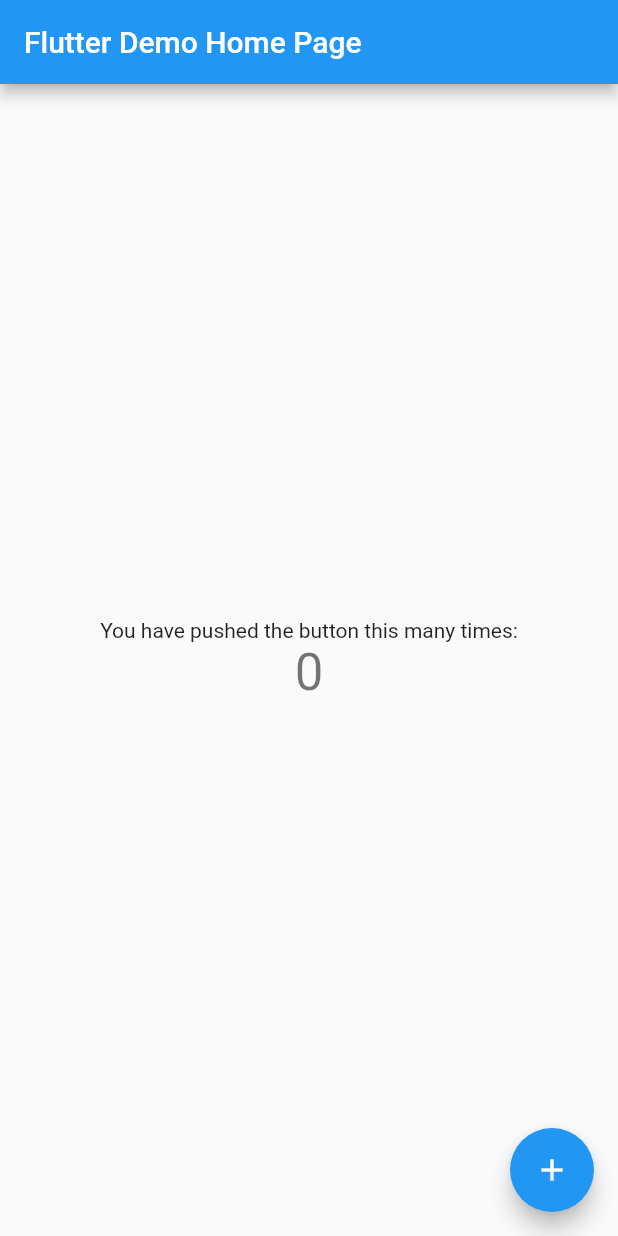
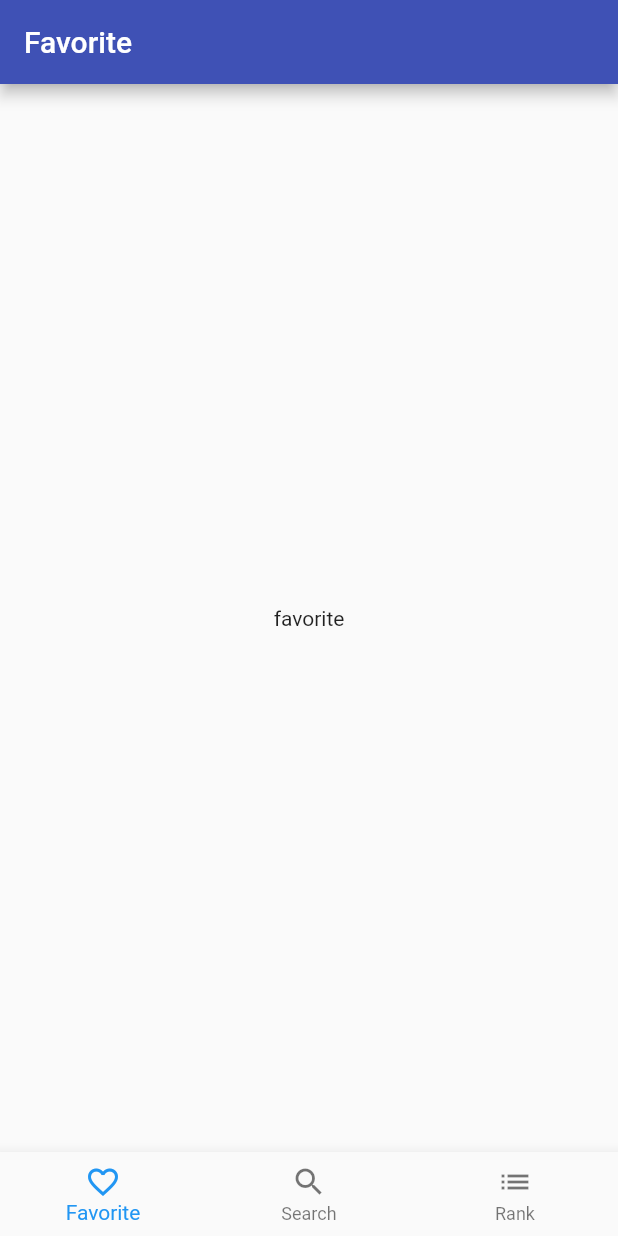
Before and after one commit to loivis/flutter-convolvulus, a Flutter app: the screen it shows after launch, on a phone screen of 412 x 824 dp. Run offline on Flutter 3.47's test engine with Material 2 defaults, Android fonts, the phone set to English and light mode, and no system bars.

Commit message:
build home

```diff
--- a/lib/main.dart
+++ b/lib/main.dart
@@ -1,109 +1,34 @@
 import 'package:flutter/material.dart';
+import 'package:scoped_model/scoped_model.dart';
+import 'package:convvls/model/main.dart';
+import 'package:convvls/screen/home.dart';
 
-void main() => runApp(MyApp());
+void main() => runApp(Convvls());
 
-class MyApp extends StatelessWidget {
-  // This widget is the root of your application.
+class Convvls extends StatelessWidget {
+  final _routes = <String, WidgetBuilder>{};
+
   @override
   Widget build(BuildContext context) {
-    return MaterialApp(
-      title: 'Flutter Demo',
-      theme: ThemeData(
-        // This is the theme of your application.
-        //
-        // Try running your application with "flutter run". You'll see the
-        // application has a blue toolbar. Then, without quitting the app, try
-        // changing the primarySwatch below to Colors.green and then invoke
-        // "hot reload" (press "r" in the console where you ran "flutter run",
-        // or press Run > Flutter Hot Reload in IntelliJ). Notice that the
-        // counter didn't reset back to zero; the application is not restarted.
-        primarySwatch: Colors.blue,
+    return ScopedModel<MainModel>(
+      model: MainModel(),
+      child: MaterialApp(
+        title: "Convvls",
+        home: Home(),
+        theme: _themeData(),
+        routes: _routes,
       ),
-      home: MyHomePage(title: 'Flutter Demo Home Page'),
+    );
+  }
+
+  ThemeData _themeData() {
+    // https://docs.flutter.io/flutter/material/ThemeData-class.html
+    return ThemeData(
+      primaryColor: Colors.indigo,
+      accentColor: Colors.amber[800],
+      backgroundColor: Colors.indigo[200],
+      buttonColor: Colors.indigo[300],
+      // primaryTextTheme: TextTheme(title: TextStyle(color: Colors.black)),
     );
   }
 }
-
-class MyHomePage extends StatefulWidget {
-  MyHomePage({Key key, this.title}) : super(key: key);
-
-  // This widget is the home page of your application. It is stateful, meaning
-  // that it has a State object (defined below) that contains fields that affect
-  // how it looks.
-
-  // This class is the configuration for the state. It holds the values (in this
-  // case the title) provided by the parent (in this case the App widget) and
-  // used by the build method of the State. Fields in a Widget subclass are
-  // always marked "final".
-
-  final String title;
-
-  @override
-  _MyHomePageState createState() => _MyHomePageState();
-}
-
-class _MyHomePageState extends State<MyHomePage> {
-  int _counter = 0;
-
-  void _incrementCounter() {
-    setState(() {
-      // This call to setState tells the Flutter framework that something has
-      // changed in this State, which causes it to rerun the build method below
-      // so that the display can reflect the updated values. If we changed
-      // _counter without calling setState(), then the build method would not be
-      // called again, and so nothing would appear to happen.
-      _counter++;
-    });
-  }
-
-  @override
-  Widget build(BuildContext context) {
-    // This method is rerun every time setState is called, for instance as done
-    // by the _incrementCounter method above.
-    //
-    // The Flutter framework has been optimized to make rerunning build methods
-    // fast, so that you can just rebuild anything that needs updating rather
-    // than having to individually change instances of widgets.
-    return Scaffold(
-      appBar: AppBar(
-        // Here we take the value from the MyHomePage object that was created by
-        // the App.build method, and use it to set our appbar title.
-        title: Text(widget.title),
-      ),
-      body: Center(
-        // Center is a layout widget. It takes a single child and positions it
-        // in the middle of the parent.
-        child: Column(
-          // Column is also layout widget. It takes a list of children and
-          // arranges them vertically. By default, it sizes itself to fit its
-          // children horizontally, and tries to be as tall as its parent.
-          //
-          // Invoke "debug paint" (press "p" in the console where you ran
-          // "flutter run", or select "Toggle Debug Paint" from the Flutter tool
-          // window in IntelliJ) to see the wireframe for each widget.
-          //
-          // Column has various properties to control how it sizes itself and
-          // how it positions its children. Here we use mainAxisAlignment to
-          // center the children vertically; the main axis here is the vertical
-          // axis because Columns are vertical (the cross axis would be
-          // horizontal).
-          mainAxisAlignment: MainAxisAlignment.center,
-          children: <Widget>[
-            Text(
-              'You have pushed the button this many times:',
-            ),
-            Text(
-              '$_counter',
-              style: Theme.of(context).textTheme.display1,
-            ),
-          ],
-        ),
-      ),
-      floatingActionButton: FloatingActionButton(
-        onPressed: _incrementCounter,
-        tooltip: 'Increment',
-        child: Icon(Icons.add),
-      ), // This trailing comma makes auto-formatting nicer for build methods.
-    );
-  }
-}
--- /dev/null
+++ b/lib/model/main.dart
@@ -0,0 +1,3 @@
+import 'package:scoped_model/scoped_model.dart';
+
+class MainModel extends Model {}
--- /dev/null
+++ b/lib/screen/favorite.dart
@@ -0,0 +1,15 @@
+import 'package:flutter/material.dart';
+
+class Favorite extends StatefulWidget {
+  @override
+  _FavoriteState createState() => _FavoriteState();
+}
+
+class _FavoriteState extends State<Favorite> {
+  @override
+  Widget build(BuildContext context) {
+    return Center(
+      child: Text("favorite"),
+    );
+  }
+}
--- /dev/null
+++ b/lib/screen/home.dart
@@ -0,0 +1,100 @@
+import 'package:convvls/screen/favorite.dart';
+import 'package:convvls/screen/rank.dart';
+import 'package:convvls/screen/search.dart';
+import 'package:flutter/cupertino.dart';
+import 'package:flutter/material.dart';
+
+// https://github.com/felipecarvalho/flutterstarter/blob/master/lib/main.dart
+
+class Home extends StatefulWidget {
+  @override
+  _HomeState createState() => _HomeState();
+}
+
+class _HomeState extends State<Home> {
+  PageController _pageController;
+  int _activePage = 0;
+
+  @override
+  void initState() {
+    super.initState();
+    _pageController = PageController();
+  }
+
+  @override
+  void dispose() {
+    super.dispose();
+    _pageController.dispose();
+  }
+
+  @override
+  Widget build(BuildContext context) {
+    return Scaffold(
+      appBar: AppBar(
+        title: Text(_pages[_activePage].title),
+      ),
+      body: _buildBody(),
+      bottomNavigationBar: _buildBNB(),
+    );
+  }
+
+  PageView _buildBody() {
+    return PageView(
+      controller: _pageController,
+      onPageChanged: _onPageChanged,
+      children: <Widget>[
+        Favorite(),
+        Search(),
+        Rank(),
+      ],
+    );
+  }
+
+  Widget _buildBNB() {
+    if (Theme.of(context).platform == TargetPlatform.iOS) {
+      return CupertinoTabBar(
+        activeColor: Theme.of(context).primaryColor,
+        currentIndex: _activePage,
+        onTap: _onTap,
+        items: _pages.map((page) {
+          return BottomNavigationBarItem(
+            title: Text(page.title),
+            icon: Icon(page.icon),
+          );
+        }).toList(),
+      );
+    }
+    return BottomNavigationBar(
+      currentIndex: _activePage,
+      onTap: _onTap,
+      items: _pages.map((page) {
+        return BottomNavigationBarItem(
+          title: Text(page.title),
+          icon: Icon(page.icon),
+        );
+      }).toList(),
+    );
+  }
+
+  void _onPageChanged(int page) {
+    setState(() {
+      this._activePage = page;
+    });
+  }
+
+  void _onTap(int page) {
+    _pageController.jumpToPage(page);
+  }
+}
+
+class _Page {
+  const _Page({this.title, this.icon});
+  final String title;
+  final IconData icon;
+}
+
+const List<_Page> _pages = const <_Page>[
+  _Page(title: 'Favorite', icon: Icons.favorite_border),
+  _Page(title: 'Search', icon: Icons.search),
+  _Page(title: 'Rank', icon: Icons.list),
+];
--- /dev/null
+++ b/lib/screen/rank.dart
@@ -0,0 +1,15 @@
+import 'package:flutter/material.dart';
+
+class Rank extends StatefulWidget {
+  @override
+  _RankState createState() => _RankState();
+}
+
+class _RankState extends State<Rank> {
+  @override
+  Widget build(BuildContext context) {
+    return Center(
+      child: Text("Rank"),
+    );
+  }
+}
--- /dev/null
+++ b/lib/screen/search.dart
@@ -0,0 +1,15 @@
+import 'package:flutter/material.dart';
+
+class Search extends StatefulWidget {
+  @override
+  _SearchState createState() => _SearchState();
+}
+
+class _SearchState extends State<Search> {
+  @override
+  Widget build(BuildContext context) {
+    return Center(
+      child: Text("Search"),
+    );
+  }
+}
--- a/pubspec.yaml
+++ b/pubspec.yaml
@@ -19,6 +19,7 @@ dependencies:
   # The following adds the Cupertino Icons font to your application.
   # Use with the CupertinoIcons class for iOS style icons.
   cupertino_icons: ^0.1.2
+  scoped_model: any
 
 dev_dependencies:
   flutter_test:
```
Also changed, not shown: pubspec.lock.
